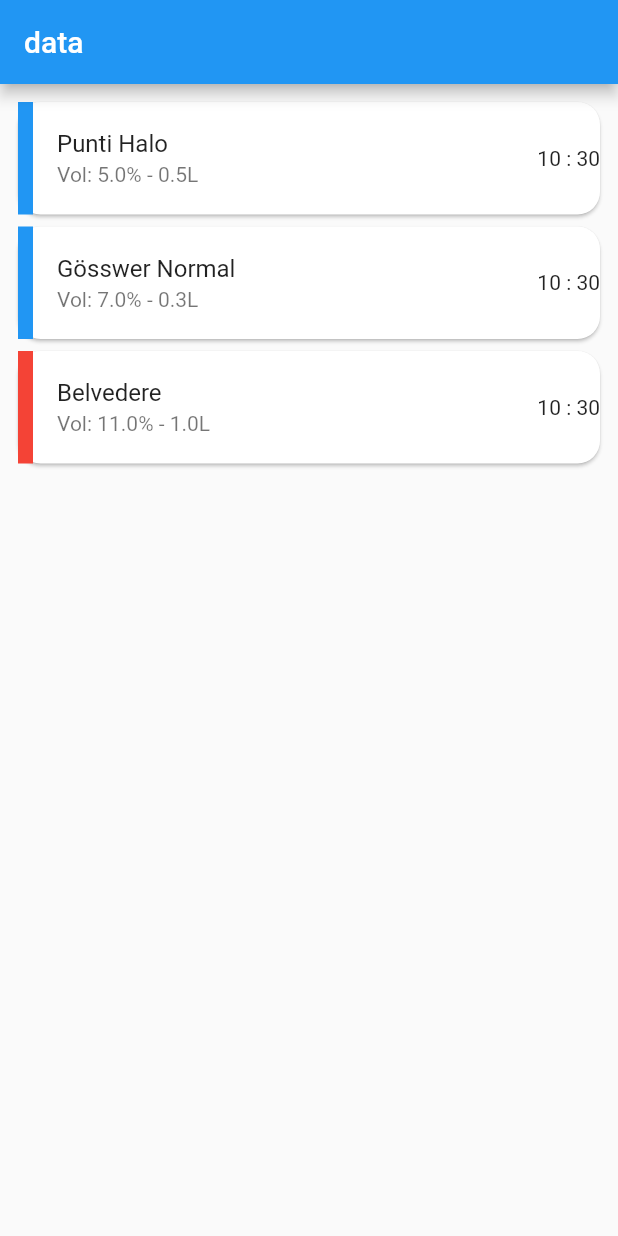
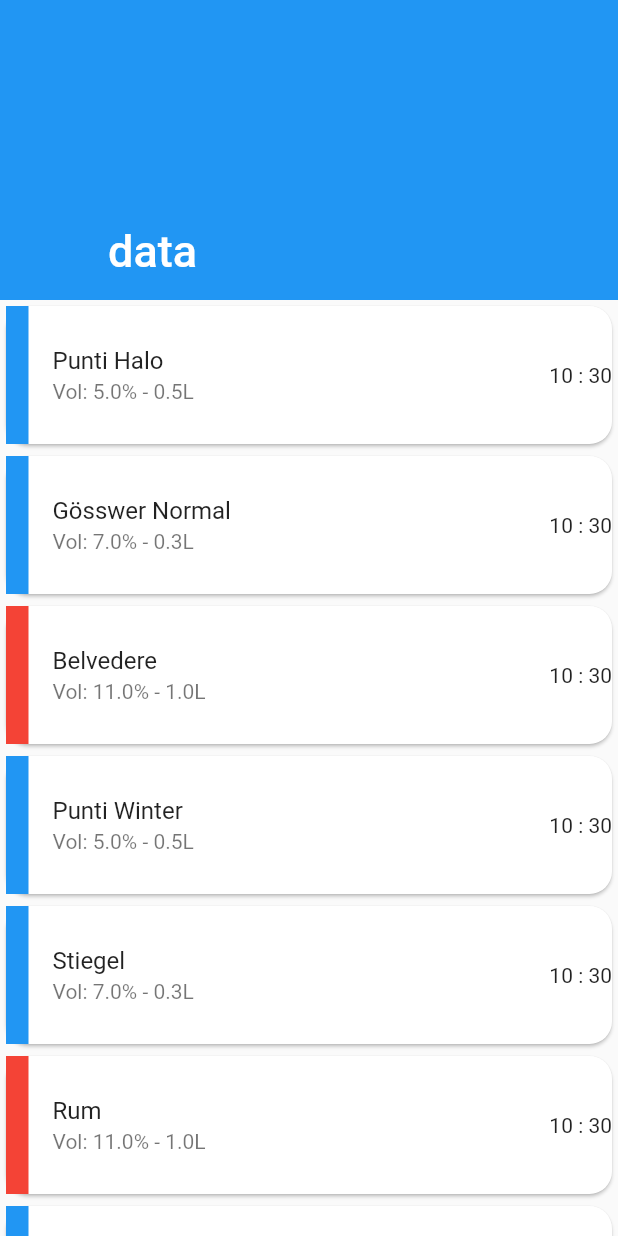
Before and after one commit to trewen101/AlcoholManager, a Flutter app: the screen it shows after launch, on a phone screen of 412 x 824 dp. Run offline on Flutter 3.47's test engine with Material 2 defaults, Android fonts, the phone set to English and light mode, and no system bars.

Commit message:
changed from list to sliber bc of fancinesss <3

```diff
--- a/alcoholmanager/lib/AlcoholService.dart
+++ b/alcoholmanager/lib/AlcoholService.dart
@@ -8,6 +8,12 @@ class AlcoholService {
     drinkList.add(Drink("Punti Halo", 0.5, 5));
     drinkList.add(Drink("Gösswer Normal", 0.3, 7));
     drinkList.add(Drink("Belvedere", 1.0, 11.0));
+    drinkList.add(Drink("Punti Winter", 0.5, 5));
+    drinkList.add(Drink("Stiegel", 0.3, 7));
+    drinkList.add(Drink("Rum", 1.0, 11.0));
+    drinkList.add(Drink("Hofbräu", 0.5, 5));
+    drinkList.add(Drink("Bärenbräu", 0.3, 7));
+    drinkList.add(Drink("Stoh", 1.0, 11.0));
 
   }
 
--- a/alcoholmanager/lib/Mainscreen/MainscreenView.dart
+++ b/alcoholmanager/lib/Mainscreen/MainscreenView.dart
@@ -8,19 +8,40 @@ class MainscreenView extends MainscreenState{
   Widget build(BuildContext context) {
     return MaterialApp(
       home: Scaffold(
-        appBar: AppBar(
-          title: Text('data'),
-        ),
 
-        body: new ListView.builder(
+
+        body: CustomScrollView(
+          slivers: <Widget>[
+            SliverAppBar(
+              expandedHeight: 200,
+              flexibleSpace: FlexibleSpaceBar(
+                title: Text("data"),
+              ),
+              floating: true,
+
+            ),
+            SliverFixedExtentList(
+              itemExtent: 100,
+              delegate: SliverChildBuilderDelegate(
+                (BuildContext contex, int index){
+                  return DrinkCard(widget.testservice.drinkList[index]);
+                },
+                childCount: widget.testservice.drinkList.length,
+              ),)
+              /*ListView.builder(
               padding: new EdgeInsets.all(8.0),
               itemCount: widget.testservice.drinkList.length,
               itemBuilder: (BuildContext context, int index) {
                 return DrinkCard(widget.testservice.drinkList[index]);
+              }),*/
+          ]
 
 
 
-              }),
+
+        )
+
+
 
       ),
 
--- a/alcoholmanager/lib/Mainscreen/Widget/DrinkCard.dart
+++ b/alcoholmanager/lib/Mainscreen/Widget/DrinkCard.dart
@@ -17,9 +17,11 @@ class DrinkCard extends StatelessWidget{
       ),
       child:Row(
         children: <Widget>[
+
           Container(
-              width: 10,
-              height: 75,
+
+              width: 15,
+              height: 150,
               color: _drinkcard.getColor(),
 
             ),
@@ -29,9 +31,7 @@ class DrinkCard extends StatelessWidget{
             subtitle: Text("Vol: " + _drinkcard.drink.alcohol.toString() +"% - " + _drinkcard.drink.vol.toString() + "L" ),
             ),
           ),
-          Text(_drinkcard.time.hour.toString() + " : " + _drinkcard.time.minute.toString()),
-
-
+          Text(_drinkcard.time.hour.toString() + " : " + _drinkcard.time.minute.toString(),),
       ],)
 
     );
```
